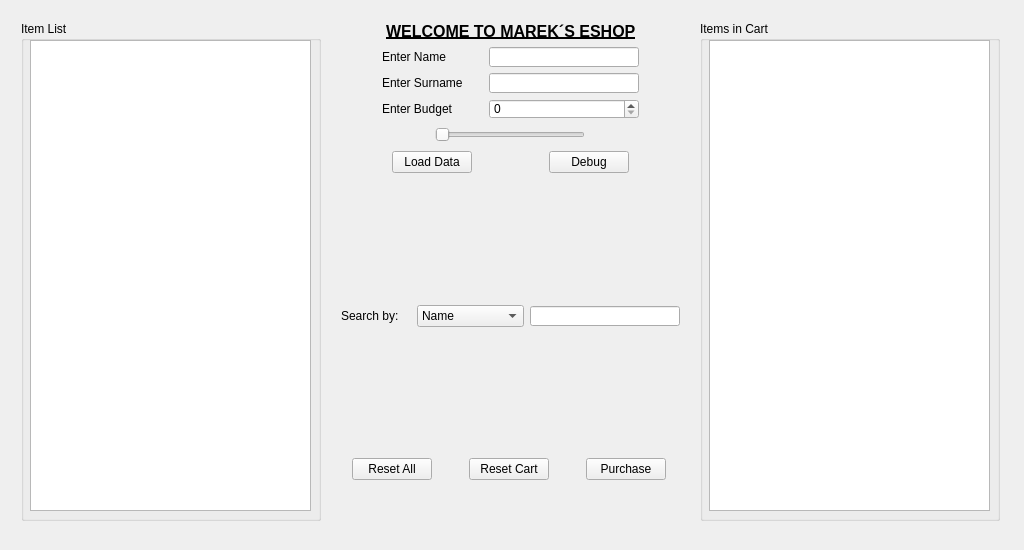
Holikma/Application-Eshop, file Eshop/Eshop.ui: the form before one commit.
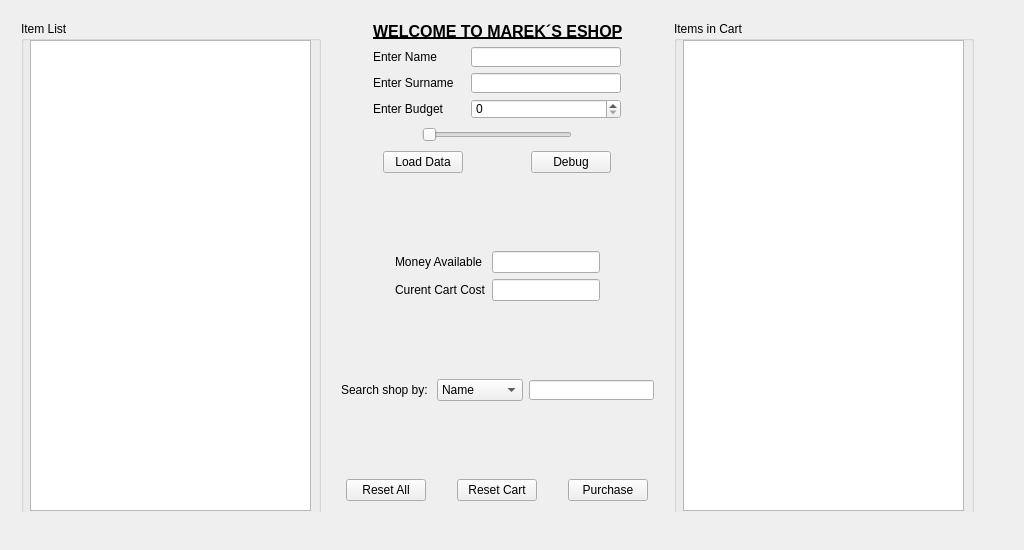
The form after the commit.

```diff
--- a/Eshop/Eshop.ui
+++ b/Eshop/Eshop.ui
@@ -61,8 +61,8 @@
      <rect>
       <x>10</x>
       <y>10</y>
-      <width>1001</width>
-      <height>521</height>
+      <width>975</width>
+      <height>502</height>
      </rect>
     </property>
     <layout class="QHBoxLayout" name="horizontalLayout">
@@ -352,6 +352,9 @@
                  <height>20</height>
                 </size>
                </property>
+               <property name="maximum">
+                <number>10000</number>
+               </property>
               </widget>
              </item>
              <item>
@@ -404,6 +407,9 @@
                  <height>16777215</height>
                 </size>
                </property>
+               <property name="maximum">
+                <number>10000</number>
+               </property>
                <property name="orientation">
                 <enum>Qt::Horizontal</enum>
                </property>
@@ -463,6 +469,95 @@
        </item>
        <item>
         <layout class="QVBoxLayout" name="verticalLayout_6">
+         <item>
+          <spacer name="verticalSpacer_2">
+           <property name="orientation">
+            <enum>Qt::Vertical</enum>
+           </property>
+           <property name="sizeHint" stdset="0">
+            <size>
+             <width>20</width>
+             <height>40</height>
+            </size>
+           </property>
+          </spacer>
+         </item>
+         <item>
+          <layout class="QGridLayout" name="gridLayout">
+           <item row="1" column="2">
+            <widget class="QLineEdit" name="lineEdit_3"/>
+           </item>
+           <item row="1" column="1">
+            <widget class="QLabel" name="label_6">
+             <property name="text">
+              <string>Curent Cart Cost</string>
+             </property>
+            </widget>
+           </item>
+           <item row="1" column="3">
+            <spacer name="horizontalSpacer_14">
+             <property name="orientation">
+              <enum>Qt::Horizontal</enum>
+             </property>
+             <property name="sizeHint" stdset="0">
+              <size>
+               <width>40</width>
+               <height>20</height>
+              </size>
+             </property>
+            </spacer>
+           </item>
+           <item row="0" column="1">
+            <widget class="QLabel" name="label_7">
+             <property name="text">
+              <string>Money Available</string>
+             </property>
+            </widget>
+           </item>
+           <item row="0" column="2">
+            <widget class="QLineEdit" name="lineEdit"/>
+           </item>
+           <item row="0" column="3">
+            <spacer name="horizontalSpacer_13">
+             <property name="orientation">
+              <enum>Qt::Horizontal</enum>
+             </property>
+             <property name="sizeHint" stdset="0">
+              <size>
+               <width>40</width>
+               <height>20</height>
+              </size>
+             </property>
+            </spacer>
+           </item>
+           <item row="0" column="0">
+            <spacer name="horizontalSpacer_15">
+             <property name="orientation">
+              <enum>Qt::Horizontal</enum>
+             </property>
+             <property name="sizeHint" stdset="0">
+              <size>
+               <width>40</width>
+               <height>20</height>
+              </size>
+             </property>
+            </spacer>
+           </item>
+           <item row="1" column="0">
+            <spacer name="horizontalSpacer_16">
+             <property name="orientation">
+              <enum>Qt::Horizontal</enum>
+             </property>
+             <property name="sizeHint" stdset="0">
+              <size>
+               <width>40</width>
+               <height>20</height>
+              </size>
+             </property>
+            </spacer>
+           </item>
+          </layout>
+         </item>
          <item>
           <spacer name="verticalSpacer_3">
            <property name="orientation">
@@ -501,7 +596,7 @@
             <widget class="QLabel" name="label_2">
              <property name="minimumSize">
               <size>
-               <width>70</width>
+               <width>90</width>
                <height>20</height>
               </size>
              </property>
@@ -512,7 +607,7 @@
               </size>
              </property>
              <property name="text">
-              <string>Search by:</string>
+              <string>Search shop by:</string>
              </property>
             </widget>
            </item>
@@ -614,22 +709,6 @@
            </item>
           </layout>
          </item>
-         <item>
-          <spacer name="verticalSpacer_2">
-           <property name="orientation">
-            <enum>Qt::Vertical</enum>
-           </property>
-           <property name="sizeType">
-            <enum>QSizePolicy::Minimum</enum>
-           </property>
-           <property name="sizeHint" stdset="0">
-            <size>
-             <width>20</width>
-             <height>40</height>
-            </size>
-           </property>
-          </spacer>
-         </item>
         </layout>
        </item>
       </layout>
```
Left out of the diff: 2 changed lines with no effect on the pictures.
